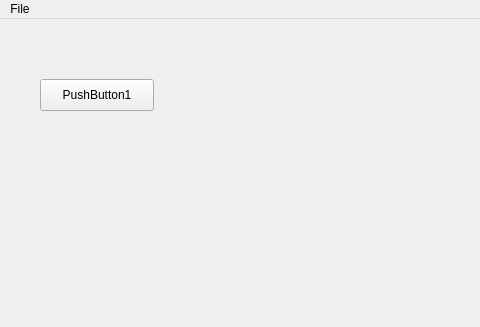
Before: the Qt Designer form mainwindow.ui in jcosta9/qtproject1, drawn with Qt 5; both pictures show x 0 to 480 and y 0 to 327 of the 605 by 437 pixel window.
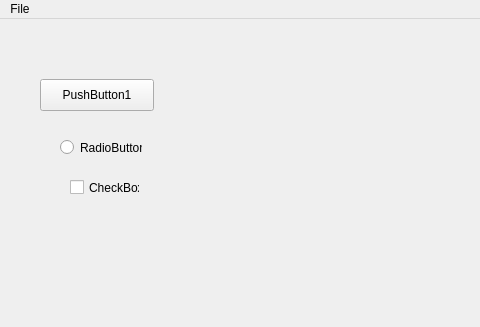
After: the same form once the commit is applied.

```diff
--- a/mainwindow.ui
+++ b/mainwindow.ui
@@ -27,6 +27,32 @@
      <string>PushButton1</string>
     </property>
    </widget>
+   <widget class="QRadioButton" name="radioButton">
+    <property name="geometry">
+     <rect>
+      <x>60</x>
+      <y>120</y>
+      <width>82</width>
+      <height>17</height>
+     </rect>
+    </property>
+    <property name="text">
+     <string>RadioButton</string>
+    </property>
+   </widget>
+   <widget class="QCheckBox" name="checkBox">
+    <property name="geometry">
+     <rect>
+      <x>70</x>
+      <y>160</y>
+      <width>70</width>
+      <height>17</height>
+     </rect>
+    </property>
+    <property name="text">
+     <string>CheckBox</string>
+    </property>
+   </widget>
   </widget>
   <widget class="QStatusBar" name="statusBar"/>
   <widget class="QMenuBar" name="menuBar">
```
Left out of the diff: 36 changed lines with no effect on the pictures.
